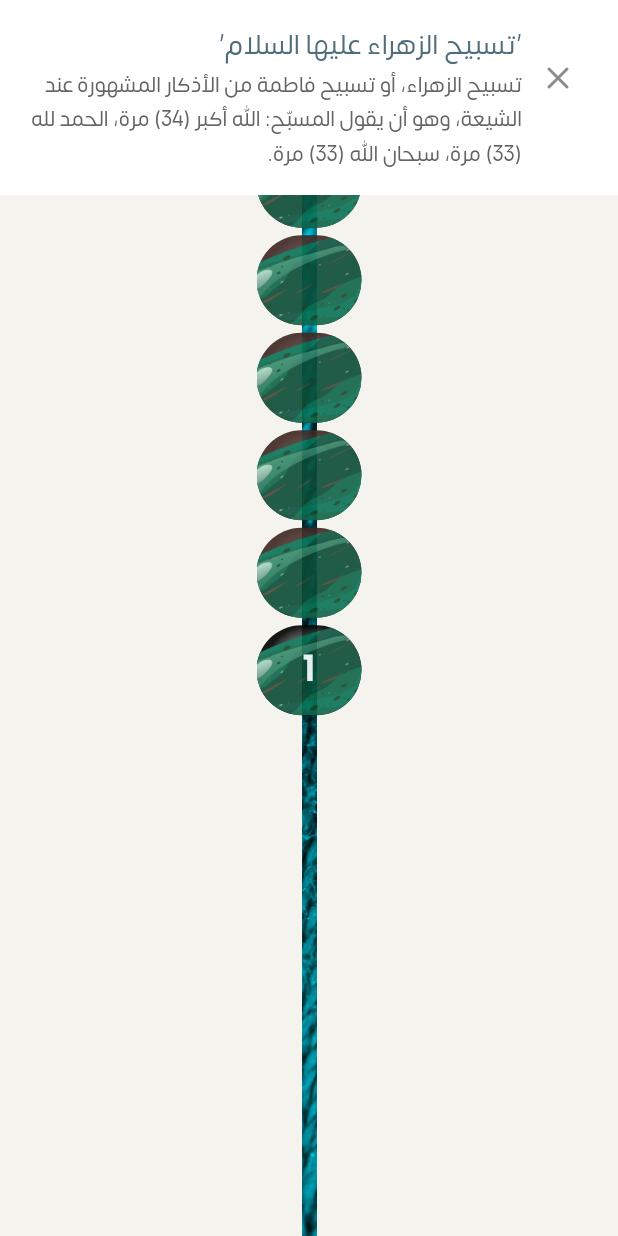
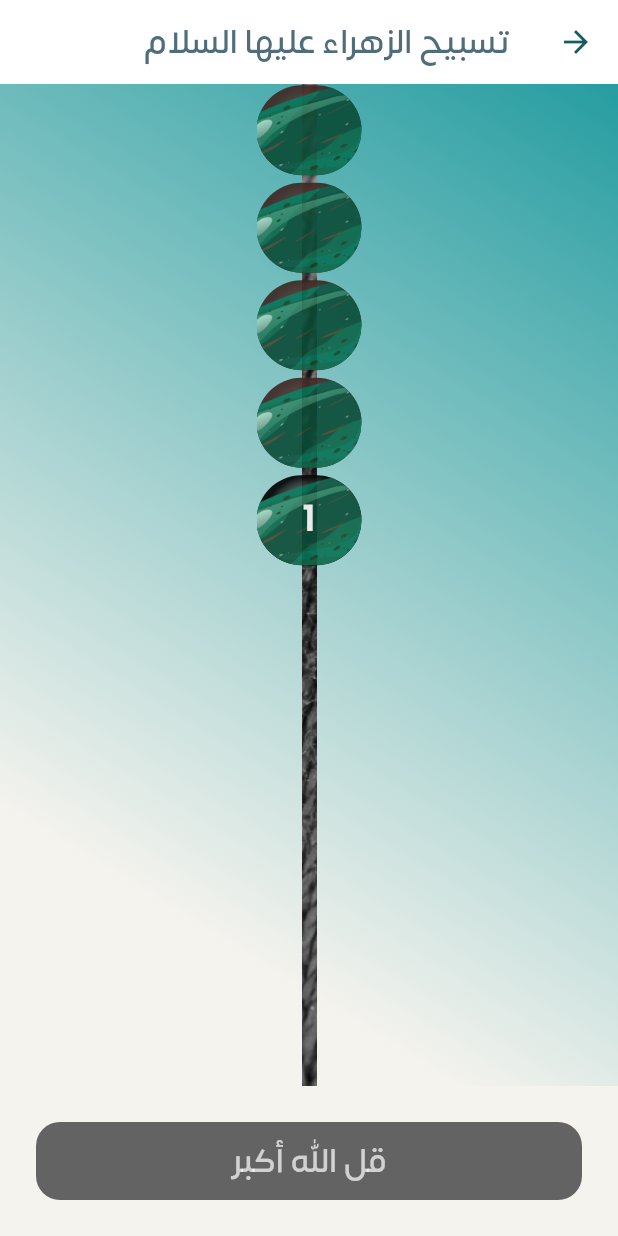
Before and after one commit to kassimkaher/kezanat_alsama, a Flutter app: the HomePage screen opened directly, after a tap on an icon or button, on a phone screen of 412 x 824 dp. Run offline on Flutter 3.47's test engine with Material 3 defaults, Android fonts, the light colour scheme and no system bars; our stand-ins replace animated_text_kit, audioplayers, bloc, cloud_firestore, dropdown_button2, equatable and 15 more; missing offline and left inert: solar_calculator; accounts and stored records are empty.

Commit message:
update tasbeeh with alzahraa tasbeeh

```diff
--- a/lib/services/tasbeeh/cubit/tasbeeh_cubit.dart
+++ b/lib/services/tasbeeh/cubit/tasbeeh_cubit.dart
@@ -1,9 +1,10 @@
+import 'dart:developer';
+
 import 'package:audioplayers/audioplayers.dart';
 import 'package:bloc/bloc.dart';
 import 'package:freezed_annotation/freezed_annotation.dart';
 import 'package:ramadan/services/tasbeeh/entity/model/tasbeeh_model.dart';
 import 'package:ramadan/utils/utils.dart';
-import 'package:text_to_speech/text_to_speech.dart';
 
 part 'tasbeeh_state.dart';
 part 'tasbeeh_cubit.freezed.dart';
@@ -12,31 +13,40 @@ class TasbeehCubit extends Cubit<TasbeehState> {
   final TasbeehModel tasbeehModel;
   TasbeehCubit({required this.tasbeehModel})
       : super(const TasbeehState.initial());
-  speak(String text) {
-    TextToSpeech tts = TextToSpeech();
+  // speak(String text) async {
+  //   TextToSpeech tts = TextToSpeech();
+  //   tts.setVolume(100);
+  //   tts.setRate(1);
 
-    tts.speak(text);
-  }
+  //   tts.setLanguage("ar-001");
+
+  //   tts.setPitch(1);
+
+  //   tts.speak(text);
+  // }
 
   void incrementCount(int index) {
-    HapticFeedback.selectionClick();
+    log("continu of tasbeeh");
+    emit(state.copyWith(repetitionNumber: index));
+    HapticFeedback.heavyImpact();
 
     AudioPlayer().play(AssetSource('sound/bead.wav'));
 
     if (state.repetitionNumber ==
         tasbeehModel.tasbeehList[state.index].number) {
       if (tasbeehModel.tasbeehList.length - 1 > state.index) {
-        emit(state.copyWith(repetitionNumber: 0, index: state.index + 1));
+        emit(state.copyWith(index: state.index + 1));
 
         // change to next
+        log("change to next");
         return;
       }
 
 //end of tasbeeh
-
+      log("end of tasbeeh");
       return;
     }
-    emit(state.copyWith(repetitionNumber: index));
+    // speak(tasbeehModel.tasbeehList[state.index].speak);
   }
 
   resete() {
--- a/lib/services/tasbeeh/presentation/tasbeeh_view.dart
+++ b/lib/services/tasbeeh/presentation/tasbeeh_view.dart
@@ -1,4 +1,3 @@
-import 'package:lucide_icons/lucide_icons.dart';
 import 'package:ramadan/services/tasbeeh/cubit/tasbeeh_cubit.dart';
 import 'package:ramadan/utils/utils.dart';
 
@@ -11,26 +10,23 @@ class TasbeehView extends StatelessWidget {
   Widget build(BuildContext context) {
     final tasbeehCubit = context.read<TasbeehCubit>();
     final query = MediaQuery.of(context);
+    final theme = Theme.of(context);
     return BlocBuilder<TasbeehCubit, TasbeehState>(
       builder: (context, state) {
         return Scaffold(
           appBar: AppBar(
-            automaticallyImplyLeading: false,
-            title: ListTile(
-              contentPadding: EdgeInsets.zero,
-              horizontalTitleGap: 0,
-              leading: IconButton(
-                icon: const Icon(LucideIcons.x),
-                onPressed: () => navigatorKey.currentState!.pop(),
+            title: Text(tasbeehCubit.tasbeehModel.tasbeehList.first.title),
+            centerTitle: false,
           ),
-              title: Text(tasbeehCubit.tasbeehModel.tasbeehList.first.title),
-              subtitle:
-                  Text(tasbeehCubit.tasbeehModel.tasbeehList.first.description),
+          body: Container(
+            decoration: BoxDecoration(
+              gradient: LinearGradient(
+                  colors: [theme.primaryColor, theme.scaffoldBackgroundColor],
+                  stops: [0, 0.8],
+                  begin: Alignment.topRight,
+                  end: Alignment.bottomLeft),
             ),
-            centerTitle: true,
-            toolbarHeight: 130,
-          ),
-          body: Stack(
+            child: Stack(
               children: [
                 Row(
                   mainAxisAlignment: MainAxisAlignment.center,
@@ -42,8 +38,8 @@ class TasbeehView extends StatelessWidget {
                           image: DecorationImage(
                               image: AssetImage("assets/images/threads.jpg"),
                               fit: BoxFit.fitHeight,
-                            colorFilter:
-                                ColorFilter.mode(Colors.cyan, BlendMode.color)),
+                              colorFilter: ColorFilter.mode(
+                                  Colors.white, BlendMode.color)),
                         )),
                   ],
                 ),
@@ -55,7 +51,7 @@ class TasbeehView extends StatelessWidget {
                           //     ?
                           Stack(children: [
                         AnimatedPositioned(
-                        duration: const Duration(milliseconds: 500),
+                          duration: const Duration(milliseconds: 100),
                           bottom: ((query.size.height / 60)) * 60 * 0.3 -
                               (state.repetitionNumber * 60),
                           left: 0,
@@ -64,7 +60,11 @@ class TasbeehView extends StatelessWidget {
                               alignment: WrapAlignment.end,
                               runAlignment: WrapAlignment.end,
                               verticalDirection: VerticalDirection.up,
-                          children: List.generate(33, (index) => index)
+                              children: [
+                                ...List.generate(
+                                        tasbeehCubit
+                                            .tasbeehModel.tasbeehList[0].number,
+                                        (index) => index)
                                     .map(
                                       (index) => BeadItem(
                                           count: state.repetitionNumber,
@@ -73,7 +73,39 @@ class TasbeehView extends StatelessWidget {
                                               tasbeehCubit.incrementCount(a)),
                                     )
                                     .toList(),
-                        ),
+                                const ShahoolBead(),
+                                ...List.generate(
+                                        tasbeehCubit
+                                            .tasbeehModel.tasbeehList[1].number,
+                                        (index) => index)
+                                    .map(
+                                      (index) => BeadItem(
+                                          count: state.repetitionNumber,
+                                          index: index +
+                                              tasbeehCubit.tasbeehModel
+                                                  .tasbeehList[0].number,
+                                          incrementCount: (a) =>
+                                              tasbeehCubit.incrementCount(a)),
+                                    )
+                                    .toList(),
+                                const ShahoolBead(),
+                                ...List.generate(
+                                        tasbeehCubit
+                                            .tasbeehModel.tasbeehList[2].number,
+                                        (index) => index)
+                                    .map(
+                                      (index) => BeadItem(
+                                          count: state.repetitionNumber,
+                                          index: index +
+                                              tasbeehCubit.tasbeehModel
+                                                  .tasbeehList[1].number +
+                                              tasbeehCubit.tasbeehModel
+                                                  .tasbeehList[0].number,
+                                          incrementCount: (a) =>
+                                              tasbeehCubit.incrementCount(a)),
+                                    )
+                                    .toList(),
+                              ]),
                         ),
                       ]
                               // List.generate(33, (index) => index)
@@ -127,8 +159,45 @@ class TasbeehView extends StatelessWidget {
                 ),
               ],
             ),
+          ),
+          bottomNavigationBar: Container(
+            padding: const EdgeInsets.all(8),
+            margin: const EdgeInsets.all(24),
+            decoration: BoxDecoration(
+                borderRadius: BorderRadius.circular(16),
+                color: theme.textTheme.bodyLarge!.color),
+            child: Text(
+              tasbeehCubit.tasbeehModel.tasbeehList[state.index].speak,
+              style:
+                  theme.textTheme.titleLarge!.copyWith(color: Colors.white70),
+              textAlign: TextAlign.center,
+            ),
+          ),
         );
       },
+    );
+  }
+}
+
+class ShahoolBead extends StatelessWidget {
+  const ShahoolBead({
+    super.key,
+  });
+
+  @override
+  Widget build(BuildContext context) {
+    return Opacity(
+      opacity: 0.9,
+      child: AnimatedContainer(
+        duration: const Duration(milliseconds: 100),
+        curve: Curves.ease,
+        decoration: BoxDecoration(
+          borderRadius: BorderRadius.circular(50),
+          color: Colors.black,
+        ),
+        width: 70.0,
+        height: 40.0,
+      ),
     );
   }
 }
@@ -138,14 +207,16 @@ class BeadItem extends StatelessWidget {
   final int index;
   final Function(int index) incrementCount;
   const BeadItem(
-      {required this.count, required this.index, required this.incrementCount});
+      {super.key,
+      required this.count,
+      required this.index,
+      required this.incrementCount});
 
   @override
   Widget build(BuildContext context) {
-    final query = MediaQuery.of(context);
     return GestureDetector(
       onVerticalDragEnd: (details) {
-        if ((details.primaryVelocity ?? 0) > 0) {
+        if ((details.primaryVelocity ?? 0) > 0 && index == count) {
           incrementCount(count + 1);
         }
       },
@@ -158,16 +229,14 @@ class BeadItem extends StatelessWidget {
             borderRadius: BorderRadius.circular(50),
             gradient: _calculateGradient(),
             image: const DecorationImage(
-              image: const AssetImage("assets/images/bead.png"),
+              image: AssetImage("assets/images/bead.png"),
               fit: BoxFit.cover,
             ),
           ),
           width: 70.0,
           height: 60.0,
-          margin:
-              EdgeInsets.symmetric(vertical: index >= count ? 5 : 0).copyWith(
-                  //top: (count == index) ? 100 : 0,
-                  bottom: count == index ? 100 : 0),
+          margin: EdgeInsets.symmetric(vertical: index >= count ? 5 : 0)
+              .copyWith(bottom: count == index ? 100 : 0),
           child: Center(
             child: Text(
               index == count ? '${index + 1}' : '',
--- a/lib/src/main_app/home/presentation/widgets/app_bar.dart
+++ b/lib/src/main_app/home/presentation/widgets/app_bar.dart
@@ -30,12 +30,12 @@ class AppBarHome extends StatelessWidget {
                 tasbeehModel: TasbeehModel(
                   tasbeehList: [
                     TasbeehData(
-                        title: "'تسبيح الزهراء عليها السلام'",
+                        title: "تسبيح الزهراء عليها السلام",
                         description:
                             "تسبيح الزهراء، أو تسبيح فاطمة من الأذكار المشهورة عند الشيعة، وهو أن يقول المسبّح: الله أكبر (34) مرة، الحمد لله (33) مرة، سبحان الله (33) مرة.",
                         number: 34,
                         subtitle: "",
-                        speak: "الله أكبر"),
+                        speak: "قل الله أكبر"),
                     TasbeehData(
                         title: "'تسبيح الزهراء عليها السلام'",
                         description:
--- a/pubspec.yaml
+++ b/pubspec.yaml
@@ -4,7 +4,7 @@ description: for find jobs
 # The following line prevents the package from being accidentally published to
 # pub.dev using `flutter pub publish`. This is preferred for private packages.
 publish_to: 'none' # Remove this line if you wish to publish to pub.dev
-version: 2.0.0+1
+version: 2.0.0+2
 
 environment:
   sdk: ">=3.0.0 <=3.13.0"
@@ -51,7 +51,7 @@ dependencies:
   smooth_page_indicator: ^1.0.0+2
   skeletonizer: ^0.8.0
   dropdown_button2: ^2.3.9
-  text_to_speech: ^0.2.3
+
   animated_text_kit: ^4.2.2
 
 
```
Also changed, not shown: pubspec.lock, 2 other files. Lines whose indentation alone changed are shown as unchanged.
